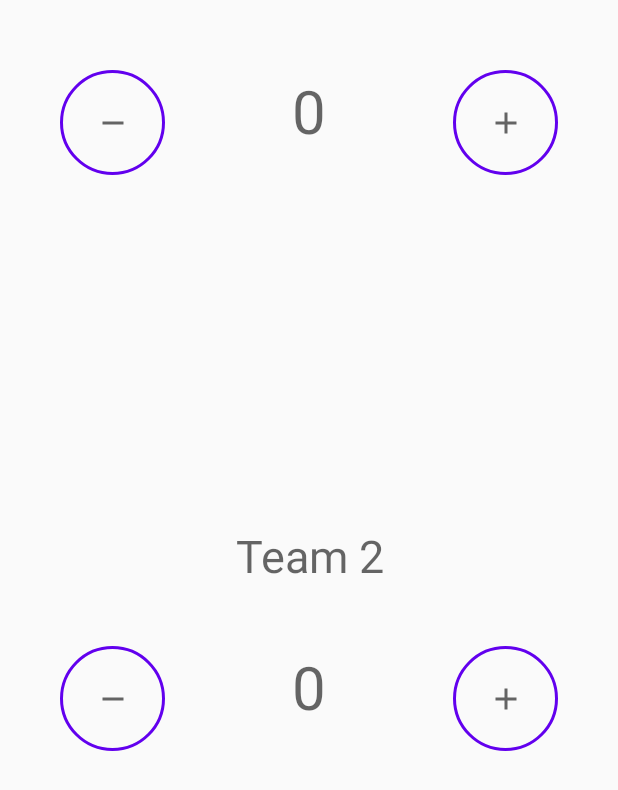
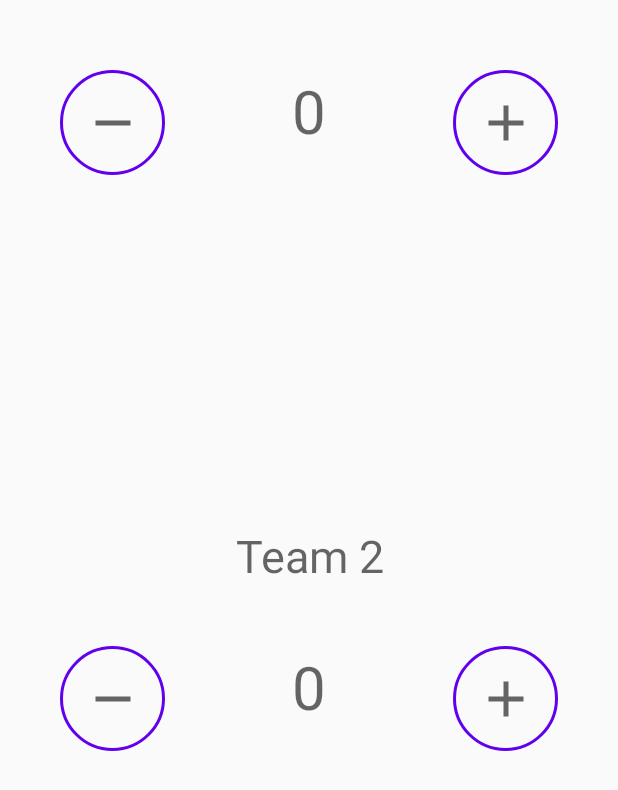
Before and after one commit to snebotcifpfbmoll/Lesson8A, an Android app: the screen it shows after launch (MainActivity), on a phone screen of 412 x 824 dp. Shown: the part 310-1100 px from the top of the screen. Run offline under Robolectric (Android 15) with nearby library versions, the phone set to English and light mode, and no system bars.

Commit message:
coding challenge

```diff
--- /dev/null
+++ b/app/src/main/res/drawable/button_background_pressed.xml
@@ -0,0 +1,10 @@
+<?xml version="1.0" encoding="utf-8"?>
+<shape xmlns:android="http://schemas.android.com/apk/res/android"
+    android:shape="oval">
+
+    <solid android:color="@color/colorPrimary" />
+
+    <size
+        android:width="@dimen/button_background_size"
+        android:height="@dimen/button_background_size" />
+</shape>
--- a/app/src/main/res/drawable/ic_minus.xml
+++ b/app/src/main/res/drawable/ic_minus.xml
@@ -1,10 +1,10 @@
 <vector xmlns:android="http://schemas.android.com/apk/res/android"
-    android:width="24dp"
-    android:height="24dp"
+    android:width="40dp"
+    android:height="40dp"
+    android:tint="?attr/colorControlNormal"
     android:viewportWidth="24"
-    android:viewportHeight="24"
-    android:tint="?attr/colorControlNormal">
-  <path
-      android:fillColor="@android:color/white"
-      android:pathData="M19,13H5v-2h14v2z"/>
+    android:viewportHeight="24">
+    <path
+        android:fillColor="@android:color/white"
+        android:pathData="M19,13H5v-2h14v2z" />
 </vector>
--- /dev/null
+++ b/app/src/main/res/drawable/ic_minus_pressed.xml
@@ -0,0 +1,5 @@
+<vector android:height="40dp" android:tint="#FFFFFF"
+    android:viewportHeight="24" android:viewportWidth="24"
+    android:width="40dp" xmlns:android="http://schemas.android.com/apk/res/android">
+    <path android:fillColor="@android:color/white" android:pathData="M19,13H5v-2h14v2z"/>
+</vector>
--- /dev/null
+++ b/app/src/main/res/drawable/ic_minus_state.xml
@@ -0,0 +1,5 @@
+<?xml version="1.0" encoding="utf-8"?>
+<selector xmlns:android="http://schemas.android.com/apk/res/android">
+    <item android:drawable="@drawable/ic_minus" android:state_pressed="false" />
+    <item android:drawable="@drawable/ic_minus_pressed" android:state_pressed="true" />
+</selector>
--- a/app/src/main/res/drawable/ic_plus.xml
+++ b/app/src/main/res/drawable/ic_plus.xml
@@ -1,6 +1,6 @@
 <vector xmlns:android="http://schemas.android.com/apk/res/android"
-    android:width="24dp"
-    android:height="24dp"
+    android:width="40dp"
+    android:height="40dp"
     android:viewportWidth="24"
     android:viewportHeight="24"
     android:tint="?attr/colorControlNormal">
--- /dev/null
+++ b/app/src/main/res/drawable/ic_plus_pressed.xml
@@ -0,0 +1,5 @@
+<vector android:height="40dp" android:tint="#FFFFFF"
+    android:viewportHeight="24" android:viewportWidth="24"
+    android:width="40dp" xmlns:android="http://schemas.android.com/apk/res/android">
+    <path android:fillColor="@android:color/white" android:pathData="M19,13h-6v6h-2v-6H5v-2h6V5h2v6h6v2z"/>
+</vector>
--- /dev/null
+++ b/app/src/main/res/drawable/ic_plus_state.xml
@@ -0,0 +1,5 @@
+<?xml version="1.0" encoding="utf-8"?>
+<selector xmlns:android="http://schemas.android.com/apk/res/android">
+    <item android:drawable="@drawable/ic_plus" android:state_pressed="false" />
+    <item android:drawable="@drawable/ic_plus_pressed" android:state_pressed="true" />
+</selector>
--- /dev/null
+++ b/app/src/main/res/drawable/state_button.xml
@@ -0,0 +1,5 @@
+<?xml version="1.0" encoding="utf-8"?>
+<selector xmlns:android="http://schemas.android.com/apk/res/android">
+    <item android:drawable="@drawable/button_background" android:state_pressed="false" />
+    <item android:drawable="@drawable/button_background_pressed" android:state_pressed="true" />
+</selector>
--- a/app/src/main/res/values/styles.xml
+++ b/app/src/main/res/values/styles.xml
@@ -9,16 +9,16 @@
 
     <style name="ScoreButton" parent="Widget.AppCompat.Button">
         <item name="color">@color/colorPrimary</item>
-        <item name="android:background">@drawable/button_background</item>
+        <item name="android:background">@drawable/state_button</item>
     </style>
 
     <style name="PlusButton" parent="ScoreButton">
-        <item name="android:src">@drawable/ic_plus</item>
+        <item name="android:src">@drawable/ic_plus_state</item>
         <item name="contentDescription">@string/plus_button_description</item>
     </style>
 
     <style name="MinusButton" parent="ScoreButton">
-        <item name="android:src">@drawable/ic_minus</item>
+        <item name="android:src">@drawable/ic_minus_state</item>
         <item name="contentDescription">@string/minus_button_description</item>
     </style>
 
```
